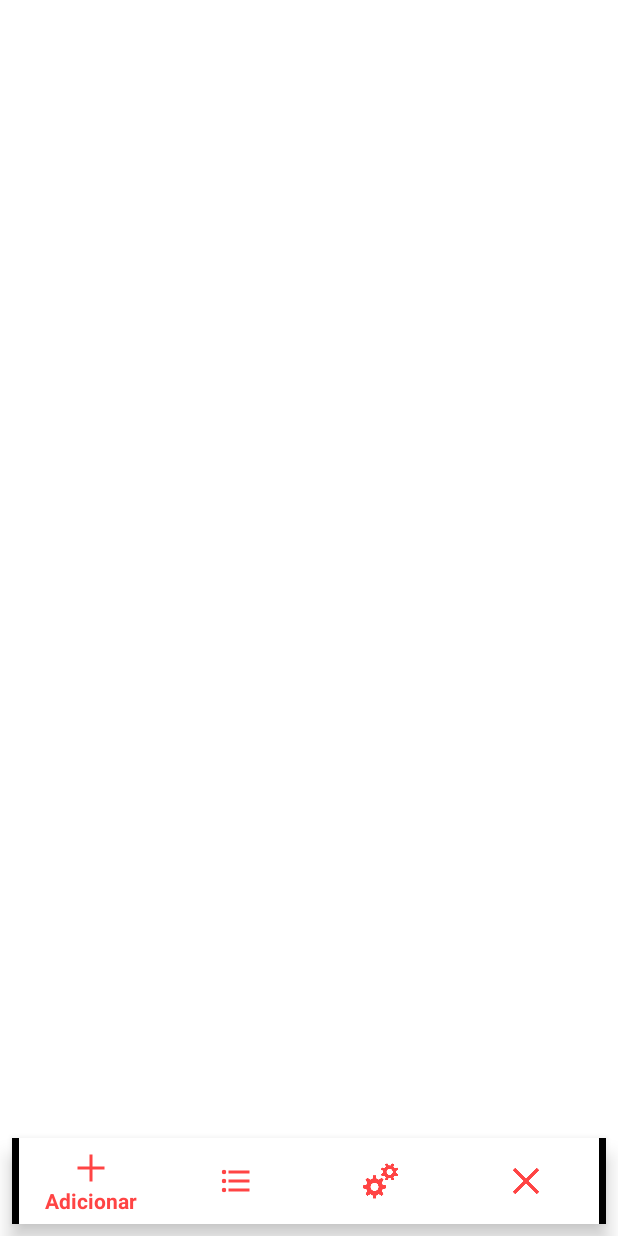
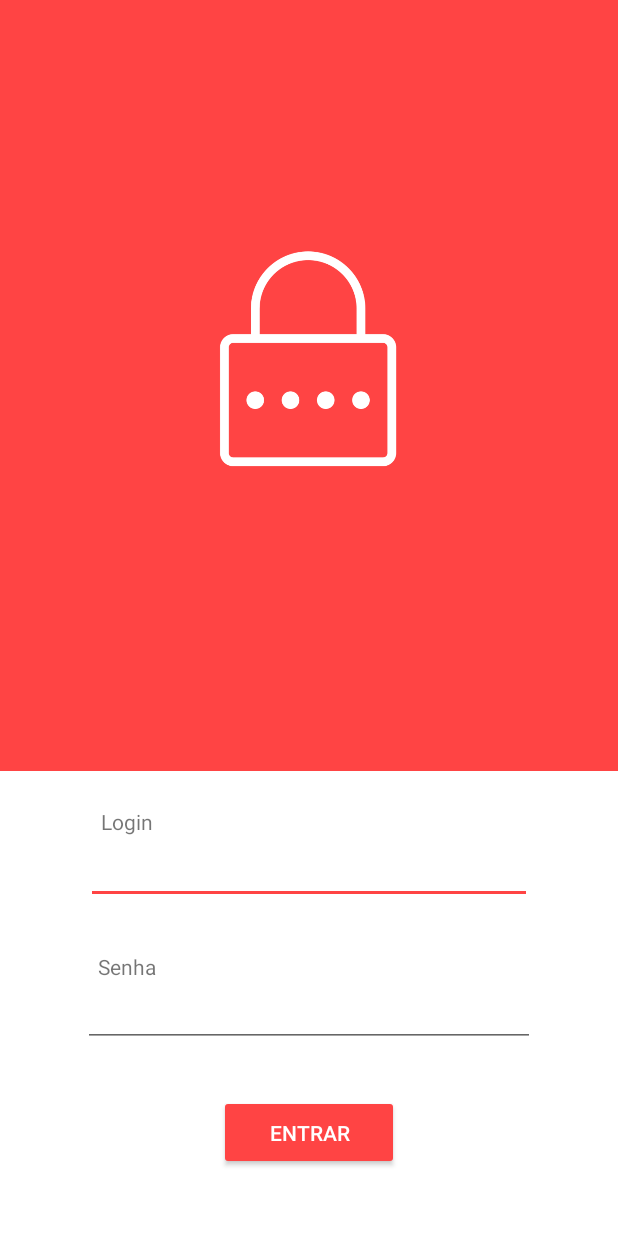
Before and after one commit to DoseDjalmadaDunhaJunior/Bugs-do-Android-Studio, an Android app: the screen it shows after launch (MainActivity before the commit, loginActivity after it), on a phone screen of 412 x 824 dp. Run offline under Robolectric (Android 15) with nearby library versions, the phone set to English and light mode, and no system bars.

Commit message:
Atualização da interface

```diff
--- a/app/build.gradle
+++ b/app/build.gradle
@@ -26,4 +26,5 @@ dependencies {
     androidTestImplementation 'com.android.support.test:runner:1.0.2'
     androidTestImplementation 'com.android.support.test.espresso:espresso-core:3.0.2'
     implementation 'com.android.support:design:28.0.0'
+    implementation 'com.github.markushi:circlebutton:1.1'
 }
--- a/app/src/main/AndroidManifest.xml
+++ b/app/src/main/AndroidManifest.xml
@@ -9,13 +9,14 @@
         android:roundIcon="@mipmap/ic_launcher_round"
         android:supportsRtl="true"
         android:theme="@style/AppTheme">
-        <activity android:name=".MainActivity">
+        <activity android:name=".loginActivity">
             <intent-filter>
                 <action android:name="android.intent.action.MAIN" />
 
                 <category android:name="android.intent.category.LAUNCHER" />
             </intent-filter>
         </activity>
+        <activity android:name=".menuActivity"/>
     </application>
 
 </manifest>
--- a/app/src/main/java/com/example/djalmacunha/app/MainActivity.java
+++ /dev/null
@@ -1,35 +0,0 @@
-package com.example.djalmacunha.app;
-
-import android.content.Intent;
-import android.support.v7.app.AlertDialog;
-import android.support.v7.app.AppCompatActivity;
-import android.os.Bundle;
-import android.view.View;
-import android.widget.Button;
-import android.widget.EditText;
-
-public class MainActivity extends AppCompatActivity {
-
-    private EditText log;
-    private EditText code;
-    private Button ok;
-    private AlertDialog alerta;
-
-    @Override
-    protected void onCreate(Bundle savedInstanceState) {
-        super.onCreate(savedInstanceState);
-        setContentView(R.layout.painel_controle);
-        /*log = (EditText)findViewById(R.id.loginB);
-        code = (EditText)findViewById(R.id.senhaB);
-        ok = (Button)findViewById(R.id.go);
-
-
-        ok.setOnClickListener(new View.OnClickListener() {
-            @Override
-            public void onClick(View v) {
-                System.out.print("pegou os dados " + log + "\n" + code + "\n");
-            }
-        });*/
-
-    }
-}
--- a/app/src/main/java/com/example/djalmacunha/app/painelControleActivity.java
+++ b/app/src/main/java/com/example/djalmacunha/app/adicionarActivity.java
@@ -3,9 +3,11 @@ package com.example.djalmacunha.app;
 import android.os.Bundle;
 import android.support.v7.app.AppCompatActivity;
 
-public class painelControleActivity extends AppCompatActivity {
+public class adicionarActivity extends AppCompatActivity {
+    @Override
     protected void onCreate(Bundle savedInstanceState) {
         super.onCreate(savedInstanceState);
-        setContentView(R.layout.painel_controle);
+        setContentView(R.layout.adicionar);
+
     }
 }
--- /dev/null
+++ b/app/src/main/java/com/example/djalmacunha/app/loginActivity.java
@@ -0,0 +1,32 @@
+package com.example.djalmacunha.app;
+import android.content.Intent;
+import android.support.design.widget.BottomNavigationView;
+import android.support.v7.app.AppCompatActivity;
+import android.os.Bundle;
+import android.view.View;
+import android.view.Window;
+import android.view.WindowManager;
+
+public class loginActivity extends AppCompatActivity{
+
+    private BottomNavigationView navigationView;
+
+    @Override
+    protected void onCreate(Bundle savedInstanceState) {
+        super.onCreate(savedInstanceState);
+        setContentView(R.layout.login);
+
+        Window w = getWindow();
+
+        w.getDecorView().setSystemUiVisibility(View.SYSTEM_UI_FLAG_LIGHT_NAVIGATION_BAR);
+        Window window = getWindow();
+        window.addFlags(WindowManager.LayoutParams.FLAG_DRAWS_SYSTEM_BAR_BACKGROUNDS);
+        window.clearFlags(WindowManager.LayoutParams.FLAG_TRANSLUCENT_STATUS);
+        w.setStatusBarColor(getResources().getColor(android.R.color.holo_red_light));
+    }
+
+    public void btnEntrarOnClick(View view){
+        startActivity(new Intent(this, menuActivity.class));
+    }
+
+}
--- a/app/src/main/res/layout/activity_main.xml
+++ b/app/src/main/res/layout/login.xml
@@ -4,16 +4,29 @@
     xmlns:tools="http://schemas.android.com/tools"
     android:layout_width="match_parent"
     android:layout_height="match_parent"
-    tools:context=".MainActivity"
+    tools:context=".loginActivity"
     tools:layout_editor_absoluteY="25dp">
+
+    <View
+        android:id="@+id/bottom_background"
+        android:layout_width="0dp"
+        android:layout_height="0dp"
+        android:layout_below="@+id/textView2"
+        android:layout_alignParentBottom="true"
+        android:layout_marginBottom="24dp"
+        android:background="@android:color/holo_red_light"
+        app:layout_constraintBottom_toTopOf="@+id/textView"
+        app:layout_constraintEnd_toEndOf="parent"
+        app:layout_constraintStart_toStartOf="parent"
+        app:layout_constraintTop_toTopOf="parent" />
 
     <ImageView
         android:id="@+id/imageView"
         android:layout_width="148dp"
-        android:layout_height="149dp"
-        android:layout_marginTop="34dp"
-        android:layout_marginBottom="79dp"
-        app:layout_constraintBottom_toTopOf="@+id/loginB"
+        android:layout_height="0dp"
+        android:layout_marginTop="36dp"
+        android:layout_marginBottom="290dp"
+        app:layout_constraintBottom_toTopOf="@+id/go"
         app:layout_constraintEnd_toEndOf="parent"
         app:layout_constraintStart_toStartOf="parent"
         app:layout_constraintTop_toTopOf="parent"
@@ -23,73 +36,78 @@
     <EditText
         android:id="@+id/loginB"
         android:layout_width="0dp"
-        android:layout_height="45dp"
+        android:layout_height="40dp"
         android:layout_marginStart="57dp"
         android:layout_marginLeft="57dp"
         android:layout_marginEnd="57dp"
         android:layout_marginRight="57dp"
-        android:layout_marginBottom="49dp"
+        android:layout_marginBottom="32dp"
         android:ems="10"
         android:inputType="textPersonName"
-        app:layout_constraintBottom_toTopOf="@+id/senhaB"
+        app:layout_constraintBottom_toTopOf="@+id/textView2"
         app:layout_constraintEnd_toEndOf="parent"
-        app:layout_constraintHorizontal_bias="1.0"
         app:layout_constraintStart_toStartOf="parent"
-        app:layout_constraintTop_toBottomOf="@+id/imageView"
+        app:layout_constraintTop_toBottomOf="@+id/textView"
         tools:ignore="Autofill,LabelFor" />
 
     <EditText
         android:id="@+id/senhaB"
         android:layout_width="0dp"
-        android:layout_height="45dp"
+        android:layout_height="40dp"
         android:layout_marginStart="55dp"
         android:layout_marginLeft="55dp"
         android:layout_marginEnd="55dp"
         android:layout_marginRight="55dp"
-        android:layout_marginBottom="35dp"
+        android:layout_marginBottom="32dp"
         android:ems="10"
         android:inputType="textPassword"
         app:layout_constraintBottom_toTopOf="@+id/go"
         app:layout_constraintEnd_toEndOf="parent"
         app:layout_constraintStart_toStartOf="parent"
-        app:layout_constraintTop_toBottomOf="@+id/loginB"
+        app:layout_constraintTop_toBottomOf="@+id/textView2"
         tools:ignore="Autofill,LabelFor" />
 
     <TextView
         android:id="@+id/textView"
         android:layout_width="wrap_content"
         android:layout_height="wrap_content"
-        android:layout_marginStart="8dp"
-        android:layout_marginLeft="8dp"
+        android:layout_marginStart="10dp"
+        android:layout_marginLeft="10dp"
+        android:layout_marginBottom="5dp"
         android:text="Login"
         app:layout_constraintBottom_toTopOf="@+id/loginB"
         app:layout_constraintStart_toStartOf="@+id/loginB"
+        app:layout_constraintTop_toBottomOf="@+id/bottom_background"
         tools:ignore="HardcodedText" />
 
     <TextView
         android:id="@+id/textView2"
         android:layout_width="wrap_content"
         android:layout_height="wrap_content"
-        android:layout_marginStart="12dp"
-        android:layout_marginLeft="12dp"
+        android:layout_marginStart="10dp"
+        android:layout_marginLeft="10dp"
+        android:layout_marginBottom="4dp"
         android:text="Senha"
         app:layout_constraintBottom_toTopOf="@+id/senhaB"
         app:layout_constraintStart_toStartOf="@+id/senhaB"
+        app:layout_constraintTop_toBottomOf="@+id/loginB"
         tools:ignore="HardcodedText" />
 
     <Button
         android:id="@+id/go"
         android:layout_width="120dp"
-        android:layout_height="48dp"
-        android:layout_marginBottom="74dp"
+        android:layout_height="50dp"
+        android:layout_marginBottom="44dp"
         android:backgroundTint="@android:color/holo_red_light"
-        android:onClick="painelControle"
+        android:onClick="btnEntrarOnClick"
         android:text="Entrar"
         android:textColor="@android:color/white"
         android:typeface="normal"
         app:layout_constraintBottom_toBottomOf="parent"
         app:layout_constraintEnd_toEndOf="parent"
         app:layout_constraintStart_toStartOf="parent"
-        app:layout_constraintTop_toBottomOf="@+id/senhaB"
+        app:layout_constraintTop_toBottomOf="@+id/imageView"
         tools:ignore="HardcodedText" />
+
+
 </android.support.constraint.ConstraintLayout>
--- a/app/src/main/res/layout/painel_controle.xml
+++ /dev/null
@@ -1,25 +0,0 @@
-<?xml version="1.0" encoding="utf-8"?>
-<android.support.constraint.ConstraintLayout xmlns:android="http://schemas.android.com/apk/res/android"
-    xmlns:app="http://schemas.android.com/apk/res-auto"
-    xmlns:tools="http://schemas.android.com/tools"
-    android:layout_width="match_parent"
-    android:layout_height="match_parent">
-
-
-    <android.support.design.widget.BottomNavigationView
-        android:id="@+id/bottomNavigationView"
-        android:layout_width="0dp"
-        android:layout_height="57dp"
-        android:layout_marginStart="8dp"
-        android:layout_marginLeft="8dp"
-        android:layout_marginEnd="8dp"
-        android:layout_marginRight="8dp"
-        android:layout_marginBottom="8dp"
-        app:layout_constraintBottom_toBottomOf="parent"
-        app:layout_constraintEnd_toEndOf="parent"
-        app:layout_constraintStart_toStartOf="parent"
-        app:itemBackground="@color/colorPrimary"
-        app:itemIconTint="@color/colorAccent"
-        app:itemTextColor="@color/colorAccent"
-        app:menu="@menu/navigation"/>
-</android.support.constraint.ConstraintLayout>
--- a/app/src/main/res/menu/navigation.xml
+++ /dev/null
@@ -1,20 +0,0 @@
-<?xml version="1.0" encoding="utf-8"?>
-<menu xmlns:android="http://schemas.android.com/apk/res/android">
-        <item
-            android:id="@+id/add"
-            android:icon="@drawable/add"
-            android:title="Adicionar"/>
-
-        <item
-            android:id="@+id/list"
-            android:icon="@drawable/list"
-            android:title="Listar"/>
-        <item
-            android:id="@+id/config"
-            android:icon="@drawable/config"
-            android:title="Configurações"/>
-        <item
-            android:id="@+id/sair"
-            android:icon="@drawable/sair"
-            android:title="Sair"/>
-</menu>
--- a/build.gradle
+++ b/build.gradle
@@ -5,6 +5,8 @@ buildscript {
     repositories {
         google()
         jcenter()
+        mavenCentral()
+        mavenLocal()
     }
     dependencies {
         classpath 'com.android.tools.build:gradle:3.2.1'
```
Also changed, not shown: app/src/main/java/com/example/djalmacunha/app/menuActivity.java (added, +11 -0 lines), app/src/main/res/layout/adicionar.xml (added, +18 -0 lines), app/src/main/res/layout/menu.xml (added, +134 -0 lines), app/src/main/res/drawable/add2.png (added), app/src/main/res/drawable/config2.png (added), app/src/main/res/drawable/list2.png (added), app/src/main/res/drawable/login.png, app/src/main/res/drawable/sair2.png (added).
